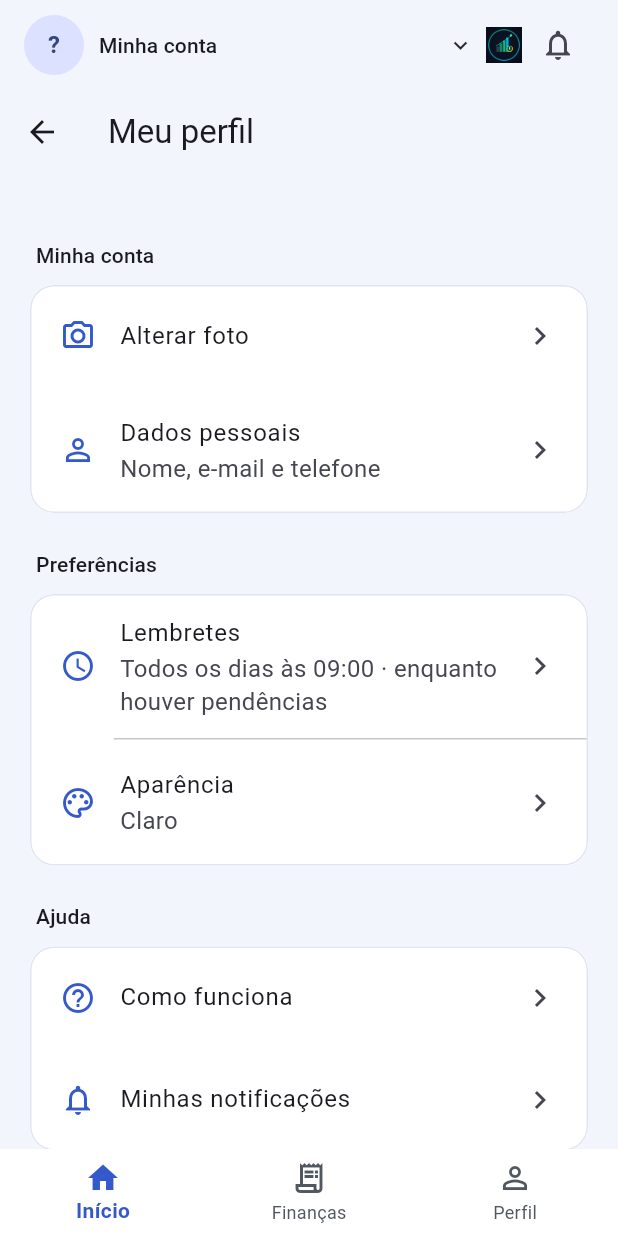
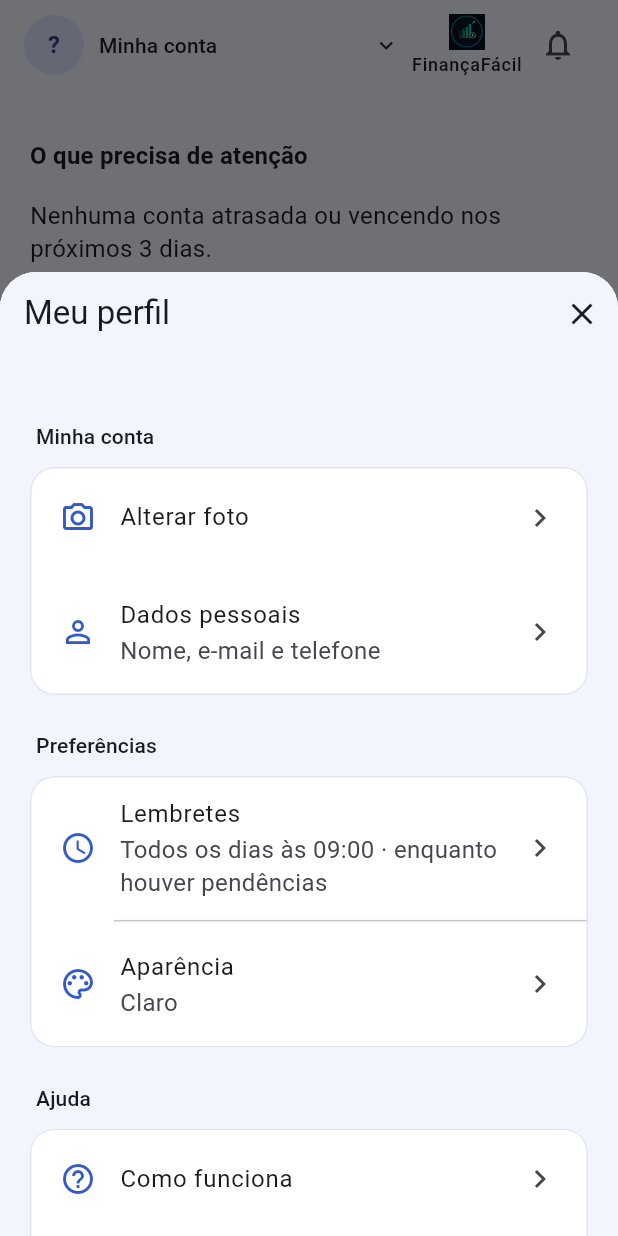
Before and after one commit to pietrocosentino/FinancaFacil, a Flutter app: the screen it shows once a user with an empty profile is signed in, after a tap on an icon or button, on a phone screen of 412 x 824 dp. Run offline on Flutter 3.47's test engine with Material 3 defaults, Android fonts, the phone set to English and light mode, and no system bars; our stand-ins replace app_links, file_picker, flutter_local_notifications, flutter_timezone, image_picker, shared_preferences and 2 more; accounts and stored records are empty.

Commit message:
Atualiza perfil, interface, exclusão de lançamentos e testes

```diff
--- a/flutter_project/lib/features/profile/presentation/screens/profile_screen.dart
+++ b/flutter_project/lib/features/profile/presentation/screens/profile_screen.dart
@@ -20,7 +20,8 @@ class ProfileScreen extends StatefulWidget {
       this.imagePicker,
       this.controller,
       this.extraItems = const [],
-      this.showIdentity = true});
+      this.showIdentity = true,
+      this.onClose});
   final ProfileRepository? repository;
   final VoidCallback? onNavigateToNotifications;
   final ProfilePhotoStore? photoStore;
@@ -28,6 +29,7 @@ class ProfileScreen extends StatefulWidget {
   final ProfileController? controller;
   final List<ProfileMenuItem> extraItems;
   final bool showIdentity;
+  final VoidCallback? onClose;
 
   @override
   State<ProfileScreen> createState() => _ProfileScreenState();
@@ -226,7 +228,17 @@ class _ProfileScreenState extends State<ProfileScreen> {
           body: Center(child: Text('Sua sessão terminou. Entre novamente.')));
     }
     return Scaffold(
-        appBar: AppBar(title: const Text('Meu perfil'), centerTitle: false),
+        appBar: AppBar(
+            title: const Text('Meu perfil'),
+            centerTitle: false,
+            automaticallyImplyLeading: widget.onClose == null,
+            actions: [
+              if (widget.onClose != null)
+                IconButton(
+                    tooltip: 'Fechar menu',
+                    onPressed: widget.onClose,
+                    icon: const Icon(Icons.close)),
+            ]),
         body: SafeArea(
             top: false,
             child: ListView(padding: const EdgeInsets.all(20), children: [
--- a/flutter_project/lib/features/transactions/presentation/screens/transactions_list_screen.dart
+++ b/flutter_project/lib/features/transactions/presentation/screens/transactions_list_screen.dart
@@ -423,6 +423,9 @@ class _TransactionsListScreenState extends State<TransactionsListScreen> {
               child: Container(
                   color: Theme.of(context).colorScheme.surface,
                   padding: const EdgeInsets.fromLTRB(16, 10, 16, 12),
+                  child: Align(
+                      heightFactor: 1,
+                      alignment: Alignment.center,
                       child: FilledButton.icon(
                           onPressed: _processing
                               ? null
@@ -436,7 +439,7 @@ class _TransactionsListScreenState extends State<TransactionsListScreen> {
                               ? 'Adicionar'
                               : _processing
                                   ? 'Confirmando...'
-                              : 'Confirmar selecionados (${_selectedIds.length})')))),
+                                  : 'Confirmar selecionados (${_selectedIds.length})'))))),
       body: SafeArea(
           top: false,
           child: RefreshIndicator(
--- a/flutter_project/lib/shared/widgets/main_layout.dart
+++ b/flutter_project/lib/shared/widgets/main_layout.dart
@@ -107,14 +107,30 @@ class _MainLayoutState extends State<MainLayout> with WidgetsBindingObserver {
     if (_profileOpen || !mounted) return;
     _profileOpen = true;
     try {
-      final add = _addKey.currentState;
-      if (add != null && !await add.requestLeave()) return;
-      if (!mounted) return;
-      await _navigator.currentState?.push(MaterialPageRoute(
-          builder: (_) => ProfileScreen(
-              controller: _profile,
-              showIdentity: false,
-              onNavigateToNotifications: _openNotifications)));
+      await showModalBottomSheet<void>(
+        context: context,
+        isScrollControlled: true,
+        useSafeArea: true,
+        clipBehavior: Clip.antiAlias,
+        shape: const RoundedRectangleBorder(
+            borderRadius: BorderRadius.vertical(top: Radius.circular(24))),
+        builder: (sheetContext) => SizedBox(
+          height: MediaQuery.sizeOf(sheetContext).height * 0.78,
+          child: Navigator(
+            onGenerateRoute: (_) => MaterialPageRoute<void>(
+              builder: (_) => ProfileScreen(
+                controller: _profile,
+                showIdentity: false,
+                onClose: () => Navigator.of(sheetContext).pop(),
+                onNavigateToNotifications: () {
+                  Navigator.of(sheetContext).pop();
+                  _openNotifications();
+                },
+              ),
+            ),
+          ),
+        ),
+      );
     } finally {
       _profileOpen = false;
     }
@@ -131,8 +147,13 @@ class _MainLayoutState extends State<MainLayout> with WidgetsBindingObserver {
             const SizedBox(width: 8),
             Tooltip(
                 message: 'FinançaFácil',
-                child: Image.asset('assets/icon/icon.png',
-                    width: 24, height: 24, cacheWidth: 48)),
+                child: Column(mainAxisSize: MainAxisSize.min, children: [
+                  Image.asset('assets/icon/icon.png',
+                      width: 24, height: 24, cacheWidth: 48),
+                  const SizedBox(height: 2),
+                  Text('FinançaFácil',
+                      style: Theme.of(context).textTheme.labelMedium),
+                ])),
             FutureBuilder<List<FinanceEntry>>(
                 future: _headerEntries,
                 builder: (_, snapshot) {
--- a/flutter_project/pubspec.yaml
+++ b/flutter_project/pubspec.yaml
@@ -1,7 +1,7 @@
 name: financafacil
 description: "Aplicativo de gestão financeira pessoal FinançaFácil."
 publish_to: "none"
-version: 2.0.4+13
+version: 2.0.6+15
 
 environment:
   sdk: ">=3.13.0 <4.0.0"
```
Also changed, not shown: 3 other files. Lines whose indentation alone changed are shown as unchanged.
